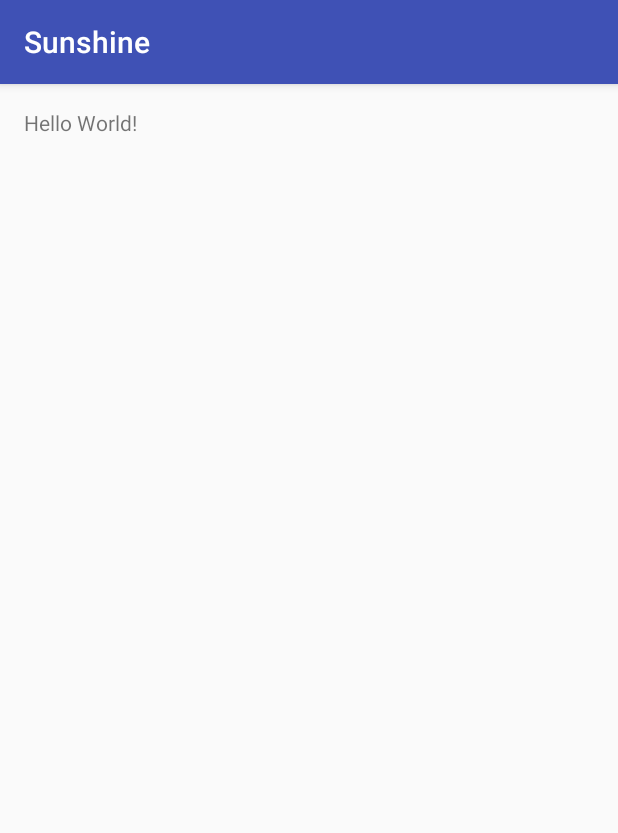
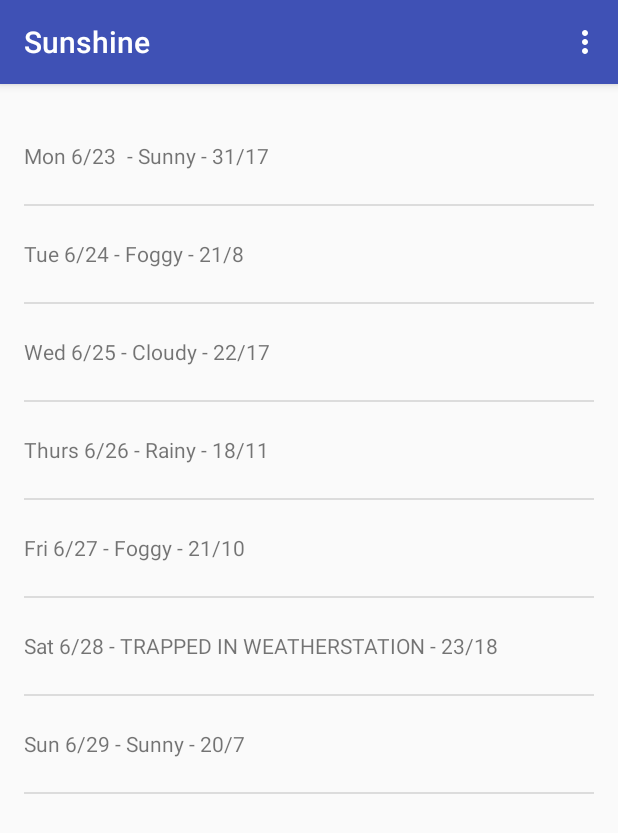
Before and after one commit to mayckcoelho/GitHub, an Android app: the screen it shows after launch (MainActivity), on a phone screen of 412 x 824 dp. Shown: the top 833 px of the screen. Run offline under Robolectric (Android 15) with nearby library versions, the phone set to English and light mode, and no system bars.

Commit message:
[add] Menu, AsyncTask, Permissions

```diff
--- a/Sunshine/app/src/main/AndroidManifest.xml
+++ b/Sunshine/app/src/main/AndroidManifest.xml
@@ -1,6 +1,8 @@
 <?xml version="1.0" encoding="utf-8"?>
 <manifest xmlns:android="http://schemas.android.com/apk/res/android"
     package="com.example.android.sunshine">
+
+    <uses-permission android:name="android.permission.INTERNET"/>
 
     <application
         android:allowBackup="true"
--- a/Sunshine/app/src/main/java/com/example/android/sunshine/MainActivity.java
+++ b/Sunshine/app/src/main/java/com/example/android/sunshine/MainActivity.java
@@ -1,7 +1,29 @@
 package com.example.android.sunshine;
 
+import android.app.PendingIntent;
+import android.content.Context;
+import android.os.AsyncTask;
 import android.support.v7.app.AppCompatActivity;
 import android.os.Bundle;
+import android.util.AttributeSet;
+import android.util.Log;
+import android.view.LayoutInflater;
+import android.view.Menu;
+import android.view.MenuInflater;
+import android.view.MenuItem;
+import android.view.View;
+import android.widget.ArrayAdapter;
+import android.widget.ListView;
+
+import java.io.BufferedReader;
+import java.io.IOException;
+import java.io.InputStream;
+import java.io.InputStreamReader;
+import java.net.HttpURLConnection;
+import java.net.URL;
+import java.util.ArrayList;
+import java.util.Arrays;
+import java.util.List;
 
 public class MainActivity extends AppCompatActivity {
 
@@ -9,5 +31,116 @@ public class MainActivity extends AppCompatActivity {
     protected void onCreate(Bundle savedInstanceState) {
         super.onCreate(savedInstanceState);
         setContentView(R.layout.activity_main);
+
+
+
+        // Create some dummy data for the ListView.  Here's a sample weekly forecast
+        String[] data = {
+                "Mon 6/23 - Sunny - 31/17",
+                "Tue 6/24 - Foggy - 21/8",
+                "Wed 6/25 - Cloudy - 22/17",
+                "Thurs 6/26 - Rainy - 18/11",
+                "Fri 6/27 - Foggy - 21/10",
+                "Sat 6/28 - TRAPPED IN WEATHERSTATION - 23/18",
+                "Sun 6/29 - Sunny - 20/7"
+        };
+        List<String> weekForecast = new ArrayList<String>(Arrays.asList(data));
+
+        ListView view = (ListView)findViewById(R.id.listView_forecast);
+        ArrayAdapter<String> adapter = new ArrayAdapter<String>(this, R.layout.list_item_forecast, R.id.list_item_forecast_textview, weekForecast);
+        view.setAdapter(adapter);
+    }
+
+    @Override
+    public boolean onCreateOptionsMenu(Menu menu) {
+        MenuInflater inflater = getMenuInflater();
+        inflater.inflate(R.menu.forecast, menu);
+        inflater.inflate(R.menu.main, menu);
+
+        return true;
+    }
+
+    @Override
+    public boolean onOptionsItemSelected(MenuItem item) {
+        int id = item.getItemId();
+        if (id == R.id.action_refresh) {
+            FetchWeatherTask weatherTask = new FetchWeatherTask();
+            weatherTask.execute();
+            return true;
+        }
+
+        return super.onOptionsItemSelected(item);
+    }
+
+    public class FetchWeatherTask extends AsyncTask<Void, Void , Void>
+    {
+        private final String LOG_TAG = FetchWeatherTask.class.getSimpleName();
+
+        @Override
+        protected Void doInBackground(Void... params) {
+            // These two need to be declared outside the try/catch
+            // so that they can be closed in the finally block.
+            HttpURLConnection urlConnection = null;
+            BufferedReader reader = null;
+
+            // Will contain the raw JSON response as a string.
+            String forecastJsonStr = null;
+
+            try {
+                // Construct the URL for the OpenWeatherMap query
+                // Possible parameters are available at OWM's forecast API page, at
+                // http://openweathermap.org/API#forecast
+                URL url = new URL("http://api.openweathermap.org/data/2.5/forecast/daily?q=indaiatuba&mode=json&units=metric&cnt=7&appid=532d313d6a9ec4ea93eb89696983e369");
+
+                // Create the request to OpenWeatherMap, and open the connection
+                urlConnection = (HttpURLConnection) url.openConnection();
+                urlConnection.setRequestMethod("GET");
+                urlConnection.connect();
+
+                // Read the input stream into a String
+                InputStream inputStream = urlConnection.getInputStream();
+                StringBuffer buffer = new StringBuffer();
+                if (inputStream == null) {
+                    // Nothing to do.
+                    return null;
+                }
+                reader = new BufferedReader(new InputStreamReader(inputStream));
+
+                String line;
+                while ((line = reader.readLine()) != null) {
+                    // Since it's JSON, adding a newline isn't necessary (it won't affect parsing)
+                    // But it does make debugging a *lot* easier if you print out the completed
+                    // buffer for debugging.
+                    buffer.append(line + "\n");
+                }
+
+                if (buffer.length() == 0) {
+                    // Stream was empty.  No point in parsing.
+                    return null;
+                }
+                forecastJsonStr = buffer.toString();
+
+                Log.v(LOG_TAG, "Forecast JSON String: " + forecastJsonStr);
+
+            } catch (IOException e) {
+                Log.e(LOG_TAG, "Error ", e);
+                // If the code didn't successfully get the weather data, there's no point in attempting
+                // to parse it.
+                return null;
+            } finally{
+                if (urlConnection != null) {
+                    urlConnection.disconnect();
+                }
+                if (reader != null) {
+                    try {
+                        reader.close();
+                    } catch (final IOException e) {
+                        Log.e(LOG_TAG, "Error closing stream", e);
+                    }
+                }
+            }
+
+            return null;
+        }
     }
 }
--- a/Sunshine/app/src/main/res/layout/activity_main.xml
+++ b/Sunshine/app/src/main/res/layout/activity_main.xml
@@ -1,5 +1,5 @@
 <?xml version="1.0" encoding="utf-8"?>
-<RelativeLayout xmlns:android="http://schemas.android.com/apk/res/android"
+<FrameLayout xmlns:android="http://schemas.android.com/apk/res/android"
     xmlns:tools="http://schemas.android.com/tools"
     android:layout_width="match_parent"
     android:layout_height="match_parent"
@@ -9,8 +9,9 @@
     android:paddingTop="@dimen/activity_vertical_margin"
     tools:context="com.example.android.sunshine.MainActivity">
 
-    <TextView
-        android:layout_width="wrap_content"
-        android:layout_height="wrap_content"
-        android:text="Hello World!" />
-</RelativeLayout>
+    <ListView
+        android:layout_width="match_parent"
+        android:layout_height="match_parent"
+        android:id="@+id/listView_forecast"
+        android:layout_gravity="left|top" />
+</FrameLayout>
--- /dev/null
+++ b/Sunshine/app/src/main/res/layout/list_item_forecast.xml
@@ -0,0 +1,9 @@
+<?xml version="1.0" encoding="utf-8"?>
+<TextView xmlns:android="http://schemas.android.com/apk/res/android"
+    android:layout_width="match_parent"
+    android:layout_height="match_parent"
+    android:id="@+id/list_item_forecast_textview"
+    android:text="Teste"
+    android:minHeight="?android:attr/listPreferredItemHeight"
+    android:gravity="center_vertical">
+</TextView>
--- /dev/null
+++ b/Sunshine/app/src/main/res/menu/forecast.xml
@@ -0,0 +1,7 @@
+<?xml version="1.0" encoding="utf-8"?>
+<menu xmlns:android="http://schemas.android.com/apk/res/android"
+    xmlns:app="http://schemas.android.com/apk/res-auto">
+    <item android:id="@+id/action_refresh"
+        android:title="@string/action_refresh"
+        app:showAsAction="never"/>
+</menu>
--- /dev/null
+++ b/Sunshine/app/src/main/res/menu/main.xml
@@ -0,0 +1,11 @@
+<?xml version="1.0" encoding="utf-8"?>
+<menu xmlns:android="http://schemas.android.com/apk/res/android"
+    xmlns:app="http://schemas.android.com/apk/res-auto"
+    xmlns:tools="http://schemas.android.com/tools"
+    tools:context="com.example.android.sunshine.MainActivity">
+    <item android:id="@+id/action_settings"
+        android:title="@string/action_settings"
+        android:orderInCategory="100"
+        app:showAsAction="never">
+    </item>
+</menu>
--- a/Sunshine/app/src/main/res/values/strings.xml
+++ b/Sunshine/app/src/main/res/values/strings.xml
@@ -1,3 +1,5 @@
 <resources>
     <string name="app_name">Sunshine</string>
+    <string name="action_settings">Settings</string>
+    <string name="action_refresh" translatable="false">Refresh</string>
 </resources>
```
